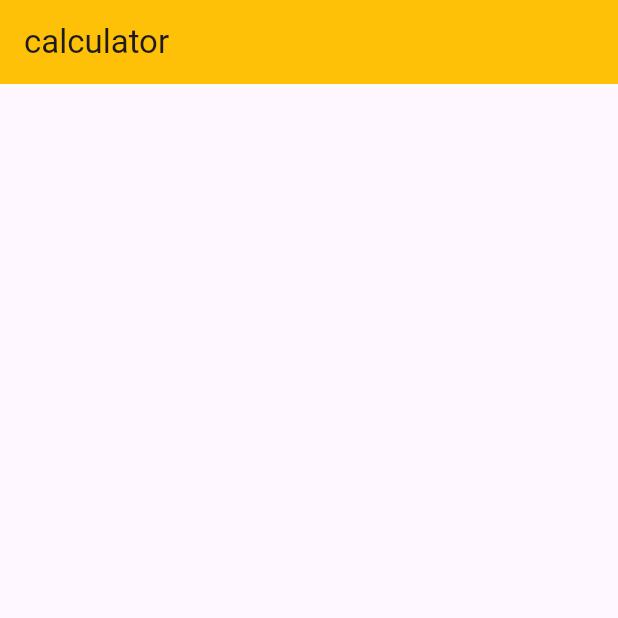
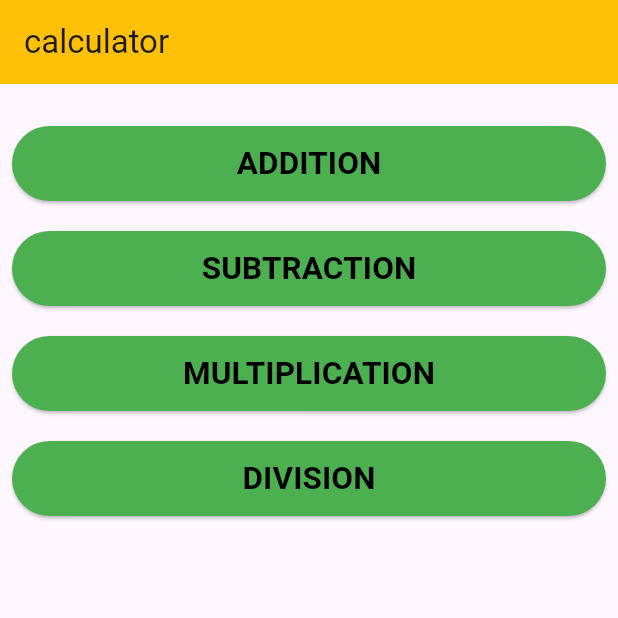
Before and after one commit to Alfiya6282823310/Calculator-app-flutter, a Flutter app: the screen it shows after launch, on a phone screen of 412 x 824 dp, the top half of it. Run offline on Flutter 3.47's test engine with Material 3 defaults, Android fonts, the phone set to English and light mode, and no system bars.

Commit message:
home page completed

```diff
--- a/lib/main.dart
+++ b/lib/main.dart
@@ -1,3 +1,6 @@
+
+
+import 'package:calculator/pages/homepage.dart';
 import 'package:flutter/material.dart';
 
 void main(){
@@ -15,14 +18,7 @@ home: Scaffold(
 backgroundColor: Colors.amber,
 title: Text("calculator"),
   ),
-  body: Container(
-    child: Column(
-      children: [
-
-      ],
-    ),
-  ),
-
+  body: homepage(),
 ),
     );
   }
--- /dev/null
+++ b/lib/pages/homepage.dart
@@ -0,0 +1,81 @@
+import 'package:flutter/material.dart';
+
+class homepage extends StatelessWidget {
+  const homepage({super.key});
+
+  @override
+  Widget build(BuildContext context) {
+    return Container(
+      child: Padding(
+      padding: const EdgeInsets.all(8.0),
+
+        child: Column(
+
+          children: [
+            SizedBox(height: 20,),
+            SizedBox(
+              width: 500,
+              height: 50,
+              child: ElevatedButton(
+                  style: ElevatedButton.styleFrom(
+                      backgroundColor: Colors.green
+                  ),
+                  onPressed: (){}, child:
+              Text("ADDITION",
+                style: TextStyle(color: Colors.black,
+                    fontSize: 21,
+                    fontWeight: FontWeight.bold),
+              )),
+            ),
+            SizedBox(height: 20,),
+            SizedBox(
+              width: 500,
+              height: 50,
+              child: ElevatedButton(
+                  style: ElevatedButton.styleFrom(
+                      backgroundColor: Colors.green
+                  ),
+                  onPressed: (){}, child:
+              Text("SUBTRACTION",
+                style: TextStyle(color: Colors.black,
+                    fontSize: 21,
+                    fontWeight: FontWeight.bold),
+              )),
+            ),
+            SizedBox(height: 20,),
+            SizedBox(
+              width: 500,
+              height: 50,
+              child: ElevatedButton(
+                  style: ElevatedButton.styleFrom(
+                      backgroundColor: Colors.green
+                  ),
+                  onPressed: (){}, child:
+              Text("MULTIPLICATION",
+                style: TextStyle(color: Colors.black,
+                    fontSize: 21,
+                    fontWeight: FontWeight.bold),
+              )),
+            ),
+            SizedBox(height: 20,),
+            SizedBox(
+              width: 500,
+              height: 50,
+              child: ElevatedButton(
+                  style: ElevatedButton.styleFrom(
+                      backgroundColor: Colors.green
+                  ),
+                  onPressed: (){}, child:
+              Text("DIVISION",
+                style: TextStyle(color: Colors.black,
+                    fontSize: 21,
+                    fontWeight: FontWeight.bold),
+              )),
+            ),
+          ],
+        ),
+      ),
+    );
+
+  }
+}
```
